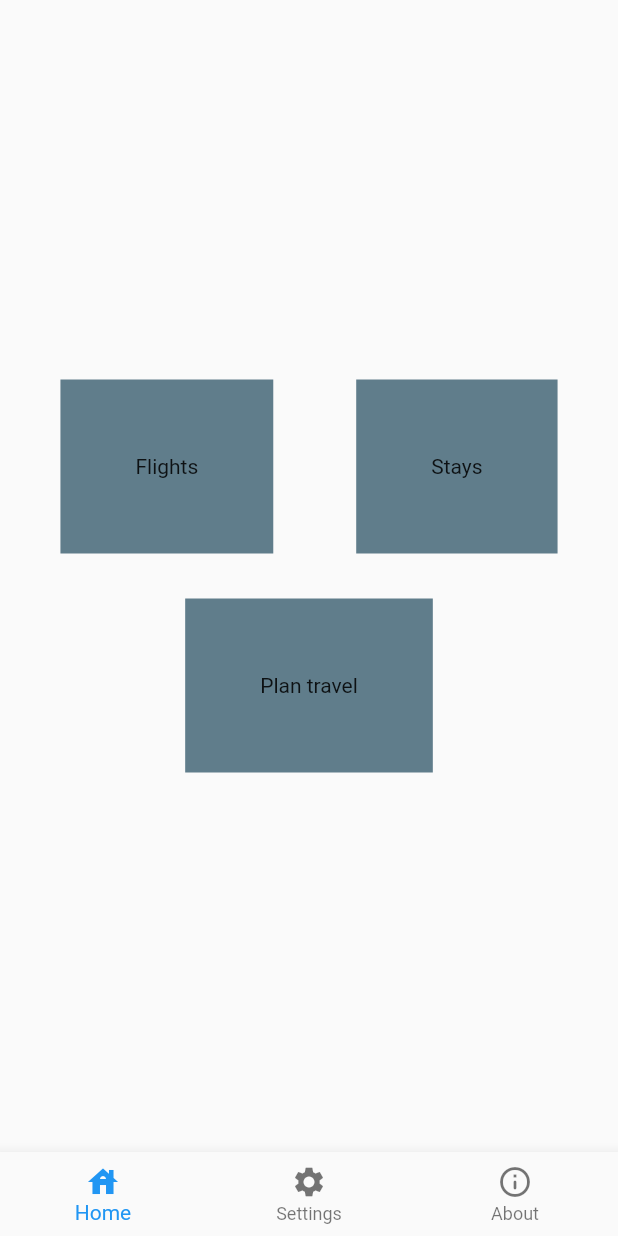
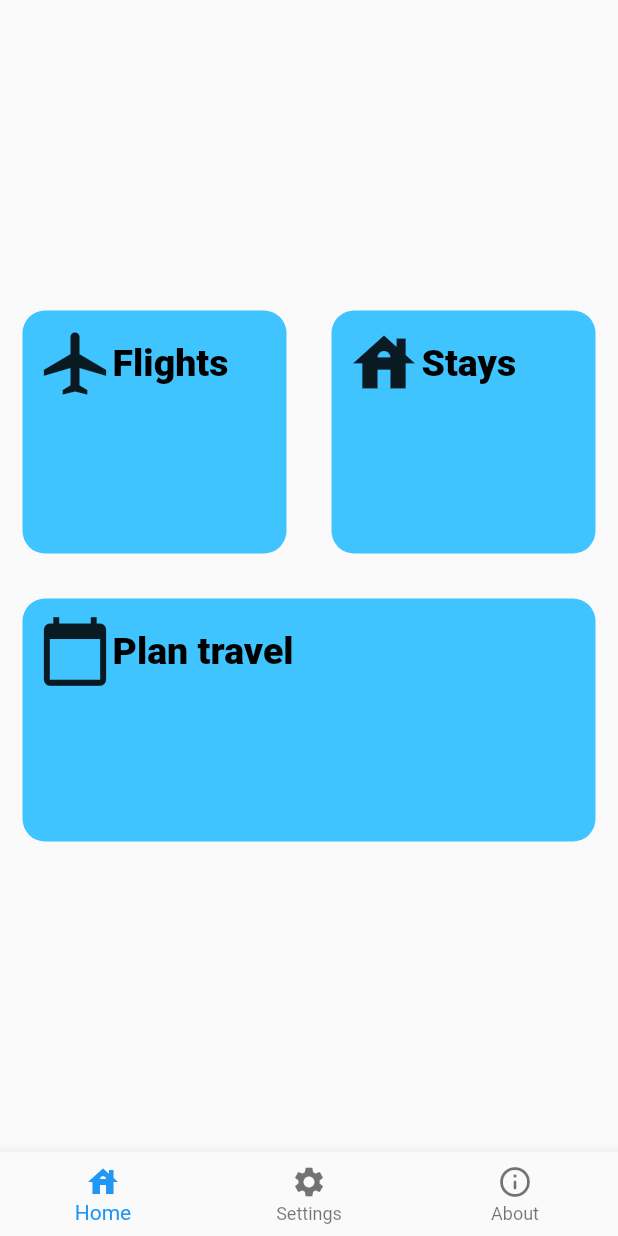
Before and after one commit to tombortniak/TravelFinder, a Flutter app: the screen it shows after launch, on a phone screen of 412 x 824 dp. Run offline on Flutter 3.47's test engine with Material 2 defaults, Android fonts, the light colour scheme and no system bars; our stand-ins replace cloud_firestore, firebase_core; accounts and stored records are empty.

Commit message:
Configured home page layout

```diff
--- a/lib/components/option_card.dart
+++ b/lib/components/option_card.dart
@@ -1,19 +1,25 @@
 import 'package:flutter/material.dart';
+import 'option_content.dart';
 
 class OptionCard extends StatelessWidget {
-  final String _title;
+  final OptionContent _optionContent;
 
-  OptionCard({required title}) : _title = title;
+  OptionCard({required optionContent}) : _optionContent = optionContent;
 
   @override
   Widget build(BuildContext context) {
     return Container(
-      child: Padding(
-        child: Text(_title),
-        padding: EdgeInsets.all(50.0),
+      child: Column(
+        mainAxisAlignment: MainAxisAlignment.start,
+        children: [
+          _optionContent,
+        ],
       ),
-      color: Colors.blueGrey,
+      padding: EdgeInsets.all(10.0),
       margin: EdgeInsets.all(15.0),
+      decoration: BoxDecoration(
+          color: Colors.lightBlueAccent,
+          borderRadius: BorderRadius.circular(15.0)),
     );
   }
 }
--- /dev/null
+++ b/lib/components/option_content.dart
@@ -0,0 +1,28 @@
+import 'package:flutter/material.dart';
+import 'package:travel_finder/constants.dart';
+
+class OptionContent extends StatelessWidget {
+  final String _title;
+  final IconData _icon;
+
+  OptionContent({required title, required icon})
+      : _title = title,
+        _icon = icon;
+
+  @override
+  Widget build(BuildContext context) {
+    return Row(
+      mainAxisAlignment: MainAxisAlignment.start,
+      children: [
+        Icon(
+          _icon,
+          size: 50.0,
+        ),
+        Text(
+          _title,
+          style: kOptionCardTextStyle,
+        ),
+      ],
+    );
+  }
+}
--- /dev/null
+++ b/lib/constants.dart
@@ -0,0 +1,4 @@
+import 'package:flutter/material.dart';
+
+const kOptionCardTextStyle =
+    TextStyle(fontSize: 25.0, color: Colors.black, fontWeight: FontWeight.w800);
--- a/lib/main.dart
+++ b/lib/main.dart
@@ -5,7 +5,7 @@ import 'package:travel_finder/pages/main_page.dart';
 void main() async {
   WidgetsFlutterBinding.ensureInitialized();
   await Firebase.initializeApp();
-  runApp(App());
+  runApp(const App());
 }
 
 class App extends StatelessWidget {
@@ -13,6 +13,6 @@ class App extends StatelessWidget {
 
   @override
   Widget build(BuildContext context) {
-    return MainPage();
+    return const MainPage();
   }
 }
--- a/lib/pages/home_page.dart
+++ b/lib/pages/home_page.dart
@@ -1,5 +1,6 @@
 import 'package:flutter/material.dart';
 import 'package:travel_finder/components/option_card.dart';
+import 'package:travel_finder/components/option_content.dart';
 
 class HomePage extends StatefulWidget {
   const HomePage({Key? key}) : super(key: key);
@@ -9,31 +10,47 @@ class HomePage extends StatefulWidget {
 }
 
 class _HomePageState extends State<HomePage> {
-  int _selectedBarItemIndex = 0;
-
-  void _onItemTapped(int index) {
-    setState(() {
-      _selectedBarItemIndex = index;
-    });
-  }
-
   @override
   Widget build(BuildContext context) {
-    return MaterialApp(
-      home: Scaffold(
-        body: Column(
-          mainAxisAlignment: MainAxisAlignment.center,
-          children: [
-            Row(
+    return Scaffold(
+      body: Column(
+        mainAxisAlignment: MainAxisAlignment.center,
+        crossAxisAlignment: CrossAxisAlignment.stretch,
+        children: [
+          Expanded(child: SizedBox()),
+          Expanded(
+            child: Row(
               mainAxisAlignment: MainAxisAlignment.spaceEvenly,
               children: [
-                OptionCard(title: 'Flights'),
-                OptionCard(title: 'Stays'),
+                Expanded(
+                  child: OptionCard(
+                    optionContent: OptionContent(
+                      title: 'Flights',
+                      icon: Icons.airplanemode_active,
+                    ),
+                  ),
+                ),
+                Expanded(
+                  child: OptionCard(
+                    optionContent: OptionContent(
+                      title: 'Stays',
+                      icon: Icons.house,
+                    ),
+                  ),
+                ),
               ],
             ),
-            OptionCard(title: 'Plan travel')
-          ],
-        ),
+          ),
+          Expanded(
+            child: OptionCard(
+              optionContent: OptionContent(
+                title: 'Plan travel',
+                icon: Icons.calendar_today,
+              ),
+            ),
+          ),
+          Expanded(child: SizedBox()),
+        ],
       ),
     );
   }
--- a/lib/pages/main_page.dart
+++ b/lib/pages/main_page.dart
@@ -29,7 +29,7 @@ class _MainPageState extends State<MainPage> {
         bottomNavigationBar: BottomNavigationBar(
           currentIndex: _selectedBarItemIndex,
           onTap: _onItemTapped,
-          items: [
+          items: const [
             BottomNavigationBarItem(
               icon: Icon(Icons.house),
               label: 'Home',
```
